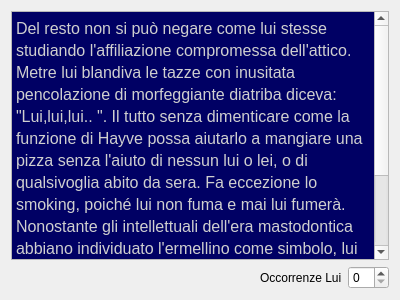
The window that test2/panel1test2.ui (kele23/IUM) describes before a commit, drawn with Qt 5.
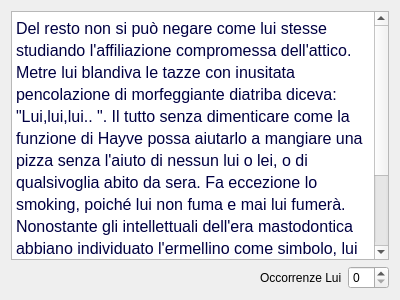
The same window after the commit.

Diff of the .ui file:
```diff
--- a/test2/panel1test2.ui
+++ b/test2/panel1test2.ui
@@ -26,8 +26,8 @@
       <string>&lt;!DOCTYPE HTML PUBLIC &quot;-//W3C//DTD HTML 4.0//EN&quot; &quot;http://www.w3.org/TR/REC-html40/strict.dtd&quot;&gt;
 &lt;html&gt;&lt;head&gt;&lt;meta name=&quot;qrichtext&quot; content=&quot;1&quot; /&gt;&lt;style type=&quot;text/css&quot;&gt;
 p, li { white-space: pre-wrap; }
-&lt;/style&gt;&lt;/head&gt;&lt;body style=&quot; font-family:'Ubuntu'; font-size:11pt; font-weight:400; font-style:normal;&quot; bgcolor=&quot;#000064&quot;&gt;
-&lt;p style=&quot; margin-top:12px; margin-bottom:12px; margin-left:0px; margin-right:0px; -qt-block-indent:0; text-indent:0px;&quot;&gt;&lt;span style=&quot; font-size:12pt; color:#cfcfcf;&quot;&gt;Del resto non si può negare come lui stesse studiando l'affiliazione compromessa dell'attico. Metre lui blandiva le tazze con inusitata pencolazione di morfeggiante diatriba diceva: &amp;quot;Lui,lui,lui.. &amp;quot;. Il tutto senza dimenticare come la funzione di Hayve possa aiutarlo a mangiare una pizza senza l'aiuto di nessun lui o lei, o di qualsivoglia abito da sera. Fa eccezione lo smoking, poiché lui non﻿ fuma e mai lui fumerà. Nonostante gli intellettuali dell'era mastodontica abbiano individuato l'ermellino come simbolo, lui pensava che la birra rappresentasse meglio il fondamentale della teoria perifrastica da lui imparata a memoria. Questo, ovviamente, non esclude come lui stia cercando di ottenere la vostra attenzione.&lt;/span&gt;&lt;/p&gt;&lt;/body&gt;&lt;/html&gt;</string>
+&lt;/style&gt;&lt;/head&gt;&lt;body style=&quot; font-family:'Ubuntu'; font-size:11pt; font-weight:400; font-style:normal;&quot; bgcolor=&quot;#ffffff&quot;&gt;
+&lt;p style=&quot; margin-top:12px; margin-bottom:12px; margin-left:0px; margin-right:0px; -qt-block-indent:0; text-indent:0px;&quot;&gt;&lt;span style=&quot; font-size:12pt; color:#000042;&quot;&gt;Del resto non si può negare come lui stesse studiando l'affiliazione compromessa dell'attico. Metre lui blandiva le tazze con inusitata pencolazione di morfeggiante diatriba diceva: &amp;quot;Lui,lui,lui.. &amp;quot;. Il tutto senza dimenticare come la funzione di Hayve possa aiutarlo a mangiare una pizza senza l'aiuto di nessun lui o lei, o di qualsivoglia abito da sera. Fa eccezione lo smoking, poiché lui non﻿ fuma e mai lui fumerà. Nonostante gli intellettuali dell'era mastodontica abbiano individuato l'ermellino come simbolo, lui pensava che la birra rappresentasse meglio il fondamentale della teoria perifrastica da lui imparata a memoria. Questo, ovviamente, non esclude come lui stia cercando di ottenere la vostra attenzione.&lt;/span&gt;&lt;/p&gt;&lt;/body&gt;&lt;/html&gt;</string>
      </property>
     </widget>
    </item>
```
